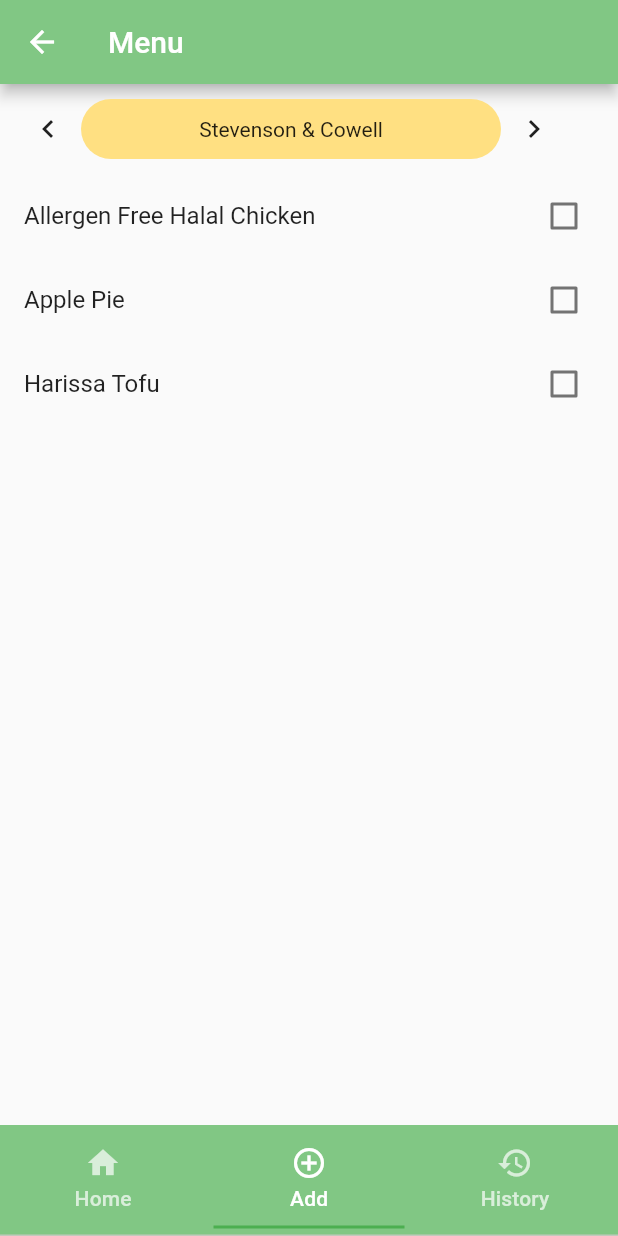
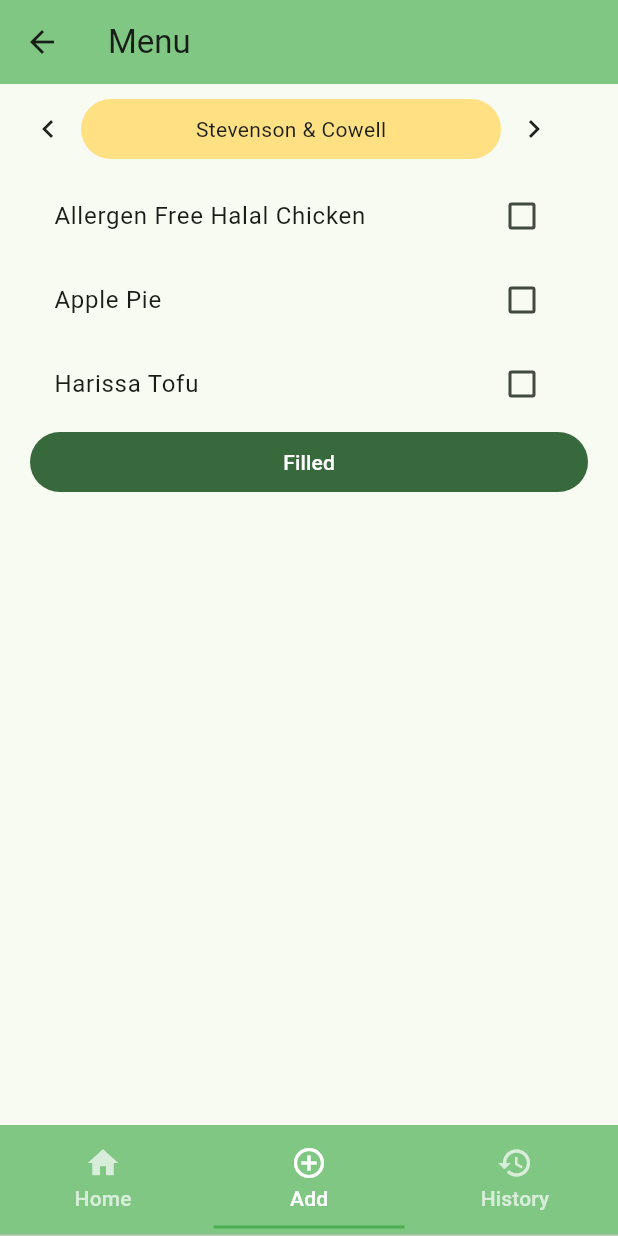
Before and after one commit to briankhoi/Slug-Vitals, a Flutter app: the screen it shows after launch, item 2 of the bottom bar chosen, on a phone screen of 412 x 824 dp. Run offline on Flutter 3.47's test engine with Material 2 defaults, Android fonts, the light colour scheme and no system bars; our stand-ins replace shared_preferences.

Commit message:
submit button

```diff
--- a/lib/pages/menu_page.dart
+++ b/lib/pages/menu_page.dart
@@ -59,6 +59,12 @@ class _MenuPageState extends State<MenuPage> {
     }
   }
 
+  void submitForm() {
+    // reset all to false
+
+    return;
+  }
+
   @override
   Widget build(BuildContext context) {
     Widget leftArrow = GestureDetector(
@@ -94,17 +100,19 @@ class _MenuPageState extends State<MenuPage> {
         )));
 
     // retrieve menu items from map
-    List<CheckboxListTile> getChildren() {
-      List<CheckboxListTile> items = [];
+    List<Padding> getChildren() {
+      List<Padding> items = [];
       for (int i = 0; i < diningHalls[currentHall]!.length; i++) {
         // bool checkboxValue = false;
-        CheckboxListTile item = CheckboxListTile(
-            title:
-                Text(diningHalls[currentHall]?.elementAt(i).elementAt(0) ?? ''),
-            value: itemBools[currentHall]?.elementAt(i),
-            onChanged: (bool? value) {
-              updateForm(i);
-            });
+        Padding item = Padding(
+            padding: EdgeInsets.only(left: 20, right: 20),
+            child: CheckboxListTile(
+                title: Text(
+                    diningHalls[currentHall]?.elementAt(i).elementAt(0) ?? ''),
+                value: itemBools[currentHall]?.elementAt(i),
+                onChanged: (bool? value) {
+                  updateForm(i);
+                }));
         items.add(item);
       }
       return items;
@@ -115,6 +123,8 @@ class _MenuPageState extends State<MenuPage> {
     );
     print(diningHalls[currentHall]);
     return MaterialApp(
+      theme:
+          ThemeData(colorSchemeSeed: Colors.green.shade300, useMaterial3: true),
       home: Scaffold(
           body: ListView(
         children: [
@@ -137,6 +147,13 @@ class _MenuPageState extends State<MenuPage> {
                 ],
               )),
           menuItems,
+          Padding(
+            padding: EdgeInsets.only(left: 20, right: 20),
+            child: FilledButton(
+                // color: Colors.green.shade300,
+                onPressed: submitForm,
+                child: const Text('Filled')),
+          ),
         ],
       )),
     );
```
